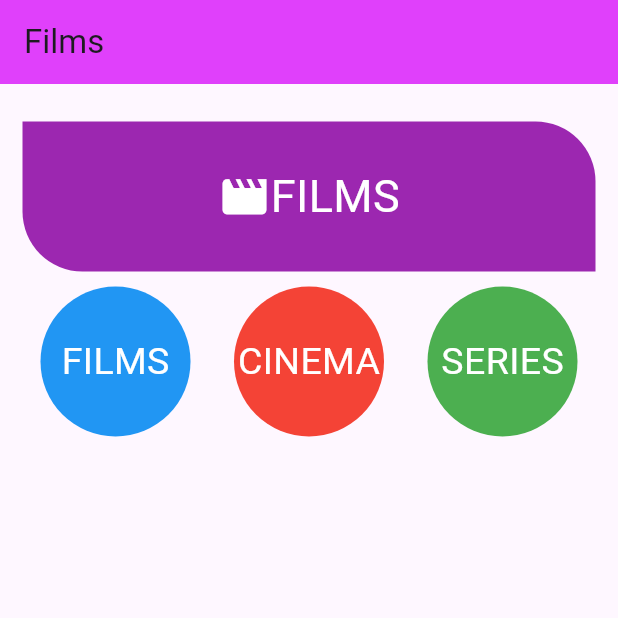
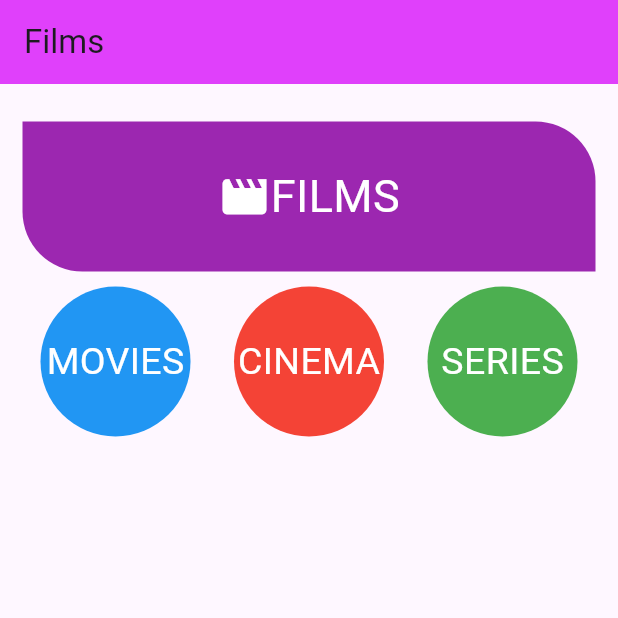
Before and after one commit to voidistaken/Flutter-atelier-, a Flutter app: the screen it shows after launch, on a phone screen of 412 x 824 dp, the top half of it. Run offline on Flutter 3.47's test engine with Material 3 defaults, Android fonts, the phone set to English and light mode, and no system bars; Roboto replaces fonts that are missing (got).

Commit message:
updated functions

```diff
--- a/lib/main.dart
+++ b/lib/main.dart
@@ -76,7 +76,7 @@ class MyApp extends StatelessWidget {
                           ),
                           child: Center(
                               child:
-                              Text("FILMS",style: TextStyle(fontSize: 25,fontFamily: 'got',color: Colors.white),)
+                              Text("MOVIES",style: TextStyle(fontSize: 25,fontFamily: 'got',color: Colors.white),)
                           ),
                         ),
                       ],
```
